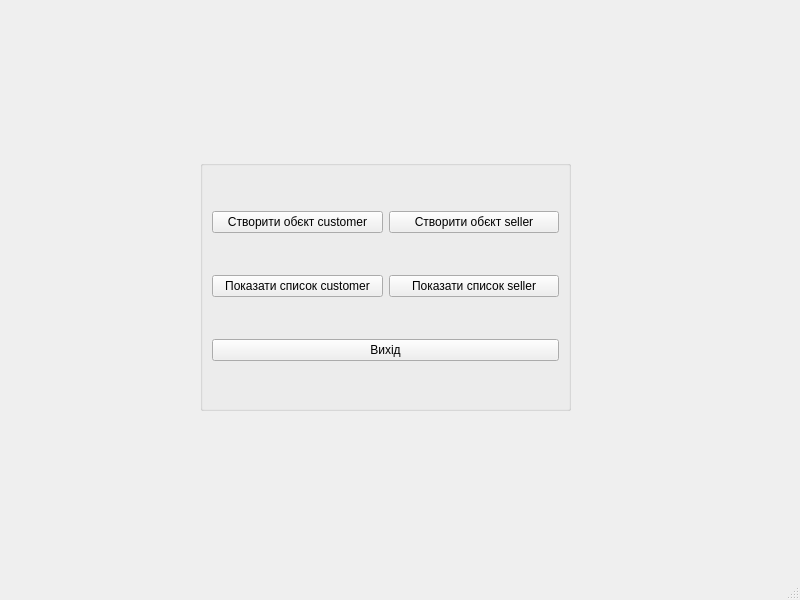
This is MDI/PR10/mainwindow.ui in mariancompany7-alt/OOP_practice as Qt 5 draws it before an edit. The edited form follows.
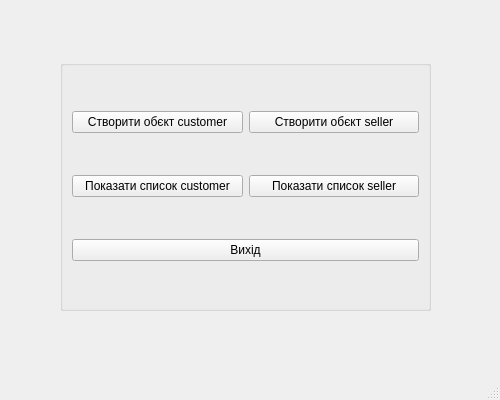
This is the edited form.

The edit to the form file:
```diff
--- a/MDI/PR10/mainwindow.ui
+++ b/MDI/PR10/mainwindow.ui
@@ -6,8 +6,8 @@
    <rect>
     <x>0</x>
     <y>0</y>
-    <width>800</width>
-    <height>600</height>
+    <width>500</width>
+    <height>400</height>
    </rect>
   </property>
   <property name="windowTitle">
@@ -17,8 +17,8 @@
    <widget class="QGroupBox" name="groupBox">
     <property name="geometry">
      <rect>
-      <x>200</x>
-      <y>160</y>
+      <x>60</x>
+      <y>60</y>
       <width>371</width>
       <height>251</height>
      </rect>
```
Left out of the diff: 4 changed lines with no effect on the pictures.
